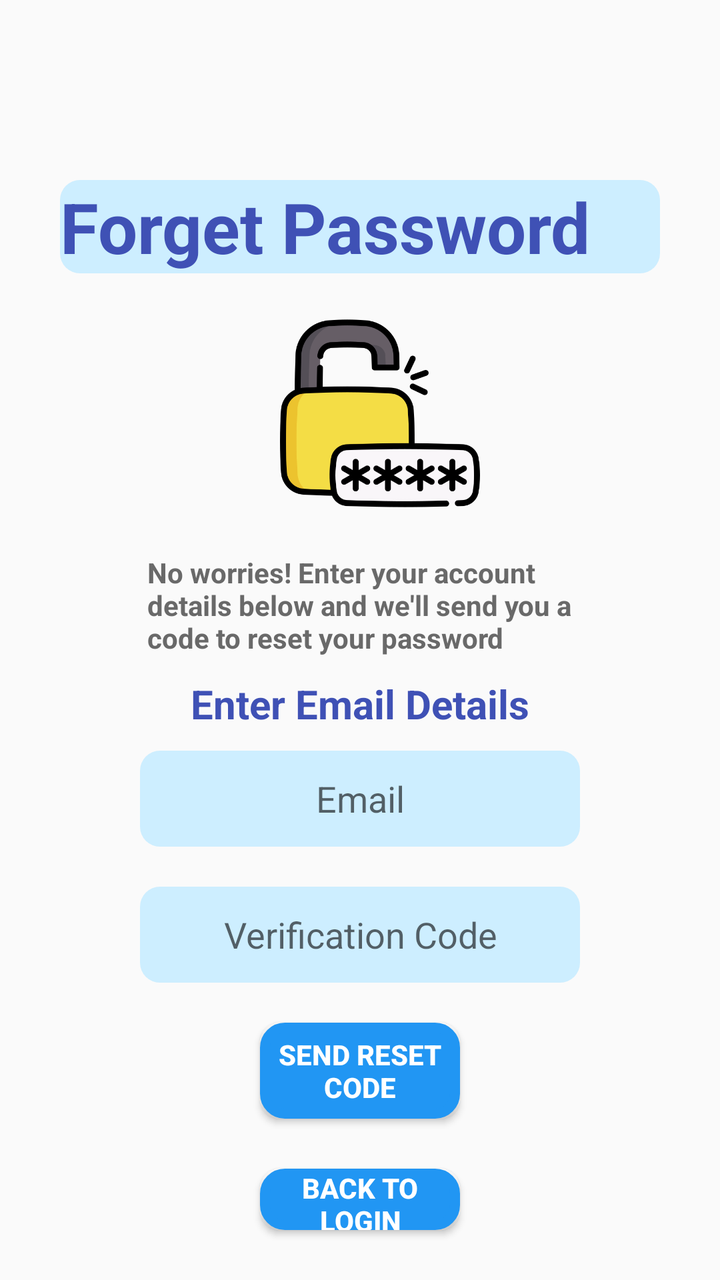
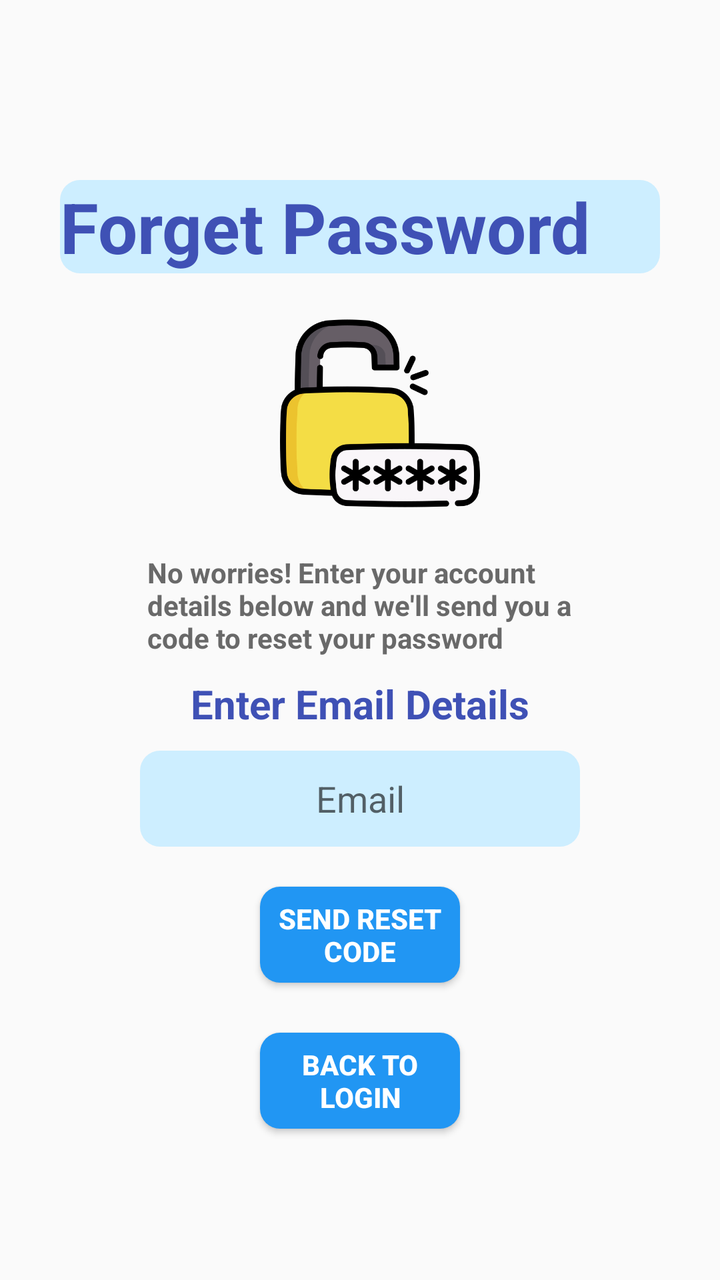

Compare the two renders of this Android layout. The source of the first and the diff that turns it into the second are given below.
<!-- AndroidManifest.xml: application theme Theme.FlowApp -->
<!-- res/layout/forget_pass_page.xml -->
<?xml version="1.0" encoding="utf-8"?>
<LinearLayout xmlns:android="http://schemas.android.com/apk/res/android"
    android:orientation="vertical"
    android:layout_width="match_parent"
    android:layout_height="match_parent">

    <TextView
        android:text="@string/forget_password1"
        android:textSize="35sp"
        android:textColor="@color/dark_blue"
        android:textStyle="bold"
        android:id="@+id/FlowName"
        android:layout_gravity="center"
        android:layout_width="wrap_content"
        android:layout_height="wrap_content"
        android:layout_marginTop="90dp"
        android:background="@drawable/title_of_page_design"
        android:contentDescription="@null"
        android:layout_marginBottom="20dp"
        />


        <ImageView
            android:id="@+id/unlockIcon"
            android:layout_width="100dp"
            android:layout_height="100dp"
            android:src="@drawable/unlock"
            android:contentDescription="@string/Unlock_Icon"
            android:layout_gravity="center"
            android:layout_marginStart="10dp"
            />

    <TextView
        android:text="@string/sen1"
        android:textSize="14sp"
        android:textColor="@color/dark_gray"
        android:textStyle="bold"
        android:id="@+id/sen1"
        android:layout_gravity="center"
        android:layout_width="wrap_content"
        android:layout_height="wrap_content"
        android:layout_marginTop="20dp"
        />

    <TextView
        android:text="Enter Email Details"
        android:textSize="20sp"
        android:textColor="@color/dark_blue"
        android:textStyle="bold"
        android:id="@+id/emailTextField"
        android:layout_gravity="center"
        android:layout_width="wrap_content"
        android:layout_height="wrap_content"
        android:layout_marginTop="10dp"
        android:layout_marginBottom="10dp"
        />

    <EditText
        android:hint="@string/email"
        android:id="@+id/inputTrn"
        android:gravity="center"
        android:layout_width="wrap_content"
        android:layout_height="wrap_content"
        android:layout_gravity="center"
        android:autofillHints="username"
        android:inputType="textEmailAddress"
        android:minHeight="48dp"
        android:background="@drawable/input_fields_design"
        android:layout_marginBottom="20dp"
        />

    <EditText
        android:hint="@string/verifyCode"
        android:id="@+id/verifyCode"
        android:gravity="center"
        android:layout_width="wrap_content"
        android:layout_height="wrap_content"
        android:layout_gravity="center"
        android:autofillHints="username"
        android:inputType="text"
        android:minHeight="48dp"
        android:background="@drawable/input_fields_design"
        android:layout_marginBottom="20dp"
        />

    <Button
        android:text="@string/sendCode"
        android:layout_width="wrap_content"
        android:layout_height="wrap_content"
        android:layout_gravity="center"
        android:textColor="@color/white"
        android:textStyle="bold"
        android:id="@+id/sendCodeBtn"
        android:background="@drawable/slightly_round_corner_button"
        android:layout_marginBottom="25dp"
        />

    <Button
        android:id="@+id/backToLoginBtn"
        android:layout_width="wrap_content"
        android:layout_height="wrap_content"
        android:layout_gravity="center"
        android:layout_marginBottom="25dp"
        android:background="@drawable/slightly_round_corner_button"
        android:text="@string/backToLogin"
        android:textColor="@color/white"
        android:textStyle="bold" />


</LinearLayout>
<!-- resources referenced by this layout -->
<resources>
  <color name="dark_blue">#3F51B5</color>
  <color name="dark_gray">#696969</color>
  <color name="white">#FFFFFFFF</color>
  <!-- drawable input_fields_design (drawable) -->
  <?xml version="1.0" encoding="utf-8"?>
  <shape xmlns:android="http://schemas.android.com/apk/res/android"
      android:shape="rectangle">
      <corners
          android:radius="10dp"
          />
      <solid android:color="@color/input_field"/>
      <padding
          android:left="0dp"
          android:top="0dp"
          android:right="0dp"
          android:bottom="0dp" />
      <size
          android:width="220dp"
          android:height="30dp" />
      <stroke
          android:width="0dp"
          android:color="#7693B3"
          />
  
  </shape>
  <!-- drawable slightly_round_corner_button (drawable) -->
  <?xml version="1.0" encoding="utf-8"?>
  <shape xmlns:android="http://schemas.android.com/apk/res/android" android:shape="rectangle" >
      <corners
          android:radius="10dp"
          />
      <solid
          android:color="@color/blue"
          />
      <padding
          android:left="0dp"
          android:top="0dp"
          android:right="0dp"
          android:bottom="0dp"
          />
      <size
          android:width="100dp"
          android:height="40dp"
          />
      <stroke
          android:width="5dp"
          android:color="#2196F3"
          />
  </shape>
  <!-- drawable title_of_page_design (drawable) -->
  <?xml version="1.0" encoding="utf-8"?>
  <shape xmlns:android="http://schemas.android.com/apk/res/android"
      android:shape="rectangle">
      <corners
          android:radius="10dp"
          />
      <solid android:color="@color/input_field"/>
      <padding
          android:left="0dp"
          android:top="0dp"
          android:right="0dp"
          android:bottom="0dp" />
      <size
          android:width="300dp"
          android:height="40dp" />
      <stroke
          android:width="0dp"
          android:color="#7693B3"
          />
  
  
  </shape>
  <!-- drawable unlock: png bitmap (drawable, 31293 bytes) -->
  <string name="Unlock_Icon">Unlock Icon</string>
  <string name="backToLogin">Back to\nLogin</string>
  <string name="email">Email</string>
  <string name="forget_password1">Forget Password</string>
  <string name="sen1">No worries! Enter your account\ndetails below and we\'ll send you a\ncode to reset your password</string>
  <string name="sendCode">Send Reset\nCode</string>
  <string name="verifyCode">Verification Code</string>
  <style name="Theme.FlowApp" parent="android:Theme.Material.Light.NoActionBar">
          <item name="colorPrimary">@color/dark_blue</item>
          <item name="colorPrimaryVariant">@color/dark_blue</item>
      </style>
  <color name="input_field">#CDEEFF</color>
  <color name="blue">#2196F3</color>
</resources>

<!-- the commit's change to res/layout/forget_pass_page.xml (unified diff, before → after) -->
@@ -69,20 +69,6 @@
         android:layout_marginBottom="20dp"
         />
 
-    <EditText
-        android:hint="@string/verifyCode"
-        android:id="@+id/verifyCode"
-        android:gravity="center"
-        android:layout_width="wrap_content"
-        android:layout_height="wrap_content"
-        android:layout_gravity="center"
-        android:autofillHints="username"
-        android:inputType="text"
-        android:minHeight="48dp"
-        android:background="@drawable/input_fields_design"
-        android:layout_marginBottom="20dp"
-        />
-
     <Button
         android:text="@string/sendCode"
         android:layout_width="wrap_content"
<!-- resource entries referenced after the edit -->
@@ -44,10 +44,7 @@
           android:width="100dp"
           android:height="40dp"
           />
-      <stroke
-          android:width="5dp"
-          android:color="#2196F3"
-          />
+  
   </shape>
   <!-- drawable title_of_page_design (drawable) -->
   <?xml version="1.0" encoding="utf-8"?>
@@ -79,7 +76,6 @@
   <string name="forget_password1">Forget Password</string>
   <string name="sen1">No worries! Enter your account\ndetails below and we\'ll send you a\ncode to reset your password</string>
   <string name="sendCode">Send Reset\nCode</string>
-  <string name="verifyCode">Verification Code</string>
   <style name="Theme.FlowApp" parent="android:Theme.Material.Light.NoActionBar">
           <item name="colorPrimary">@color/dark_blue</item>
           <item name="colorPrimaryVariant">@color/dark_blue</item>
